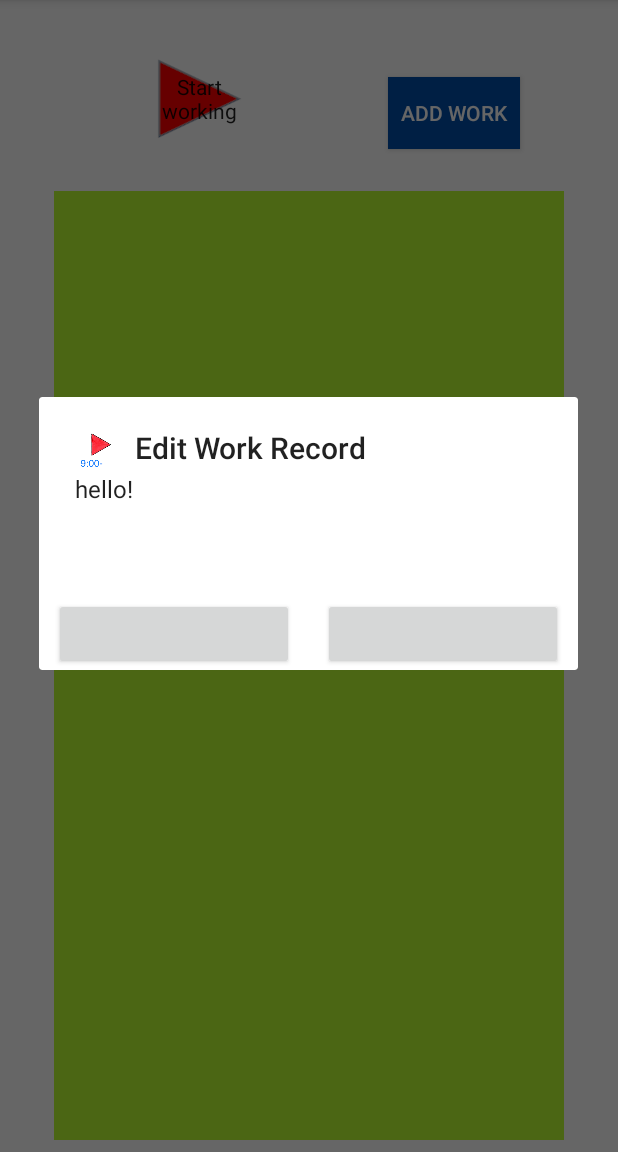
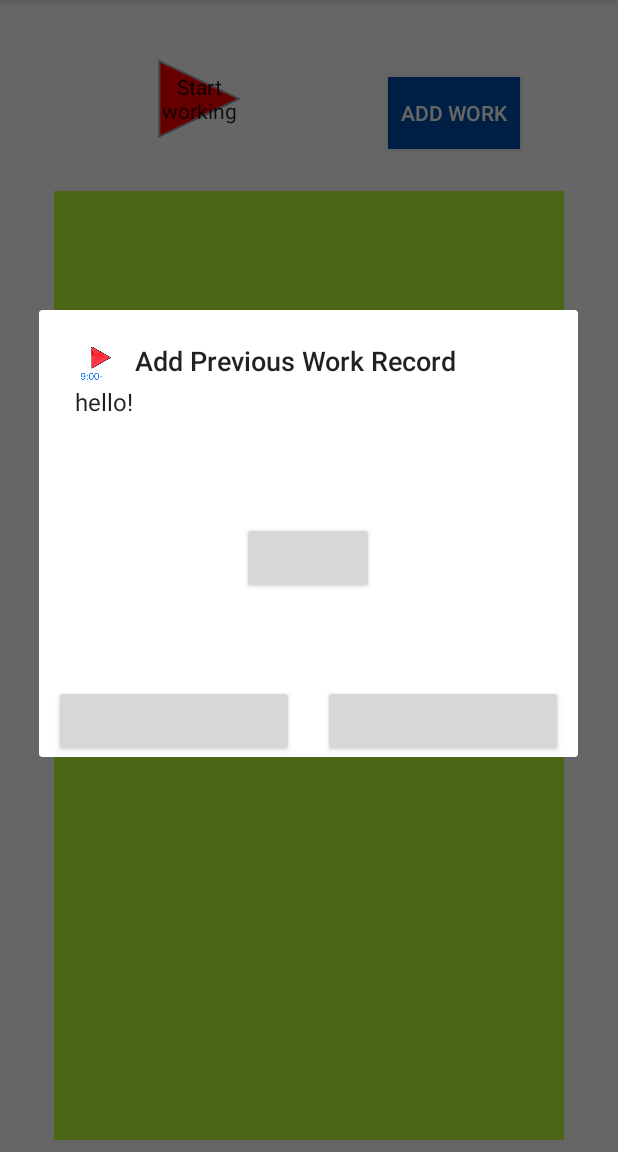
Before and after one commit to guchi5/WorkLogger, an Android app: the screen it shows after launch (MainActivity), after a tap on "ADD WORK", on a phone screen of 412 x 824 dp, the part 84-1236 px from its top. Run offline under Robolectric (Android 15) with nearby library versions, the phone set to English and light mode, and no system bars.

Commit message:
strings.xmlに追加画面用のテキストを追加

```diff
--- a/app/src/main/java/jp/kyutech/example/worklogger/AddPrevWork.java
+++ b/app/src/main/java/jp/kyutech/example/worklogger/AddPrevWork.java
@@ -8,6 +8,7 @@ import java.sql.Time;
 
 public class AddPrevWork implements View.OnClickListener{
     private MainActivity activity = null;
+    private AlertDialog alertDialog = null;
 
     public AddPrevWork(MainActivity mainActivity, Button btn){
         this.activity = mainActivity;
@@ -32,7 +33,7 @@ public class AddPrevWork implements View.OnClickListener{
     private void editTimeRecord()
     {
         final View editTimeView =
-                activity.getLayoutInflater().inflate(R.layout.time_editor, null, false);
+                activity.getLayoutInflater().inflate(R.layout.prev_time_editor, null, false);
         System.out.println("動作確認");
 /*
         final WorkRecord record = recordManager.getWorkRecordAt(list_position);
@@ -46,7 +47,7 @@ public class AddPrevWork implements View.OnClickListener{
 
         AlertDialog.Builder builder = new AlertDialog.Builder(activity);
         builder.setIcon(R.drawable.worklogger_icon);
-        builder.setTitle(R.string.time_editor_title);
+        builder.setTitle(R.string.prev_time_editor_title);
         builder.setMessage("hello!");
         builder.setView(editTimeView);
 /*
--- a/app/src/main/res/values/strings.xml
+++ b/app/src/main/res/values/strings.xml
@@ -14,6 +14,14 @@
     <string name="time_editor_yes">Update</string>
     <string name="time_editor_cancel">Cancel</string>
 
+    <!-- Strings related to Prev Time Adder dialog -->
+    <string name="prev_time_editor_title">Add Previous Work Record</string>
+    <string name="prev_time_editor_edit_message_format">Edit a work record on %s</string>
+    <string name="prev_time_editor_yes">Add</string>
+    <string name="prev_time_editor_cancel">Cancel</string>
+
+
+
     <!-- Strings related to About dialog -->
     <string name="menu_app_about_title">About WorkLogger</string>
     <string name="app_about_description">
```
